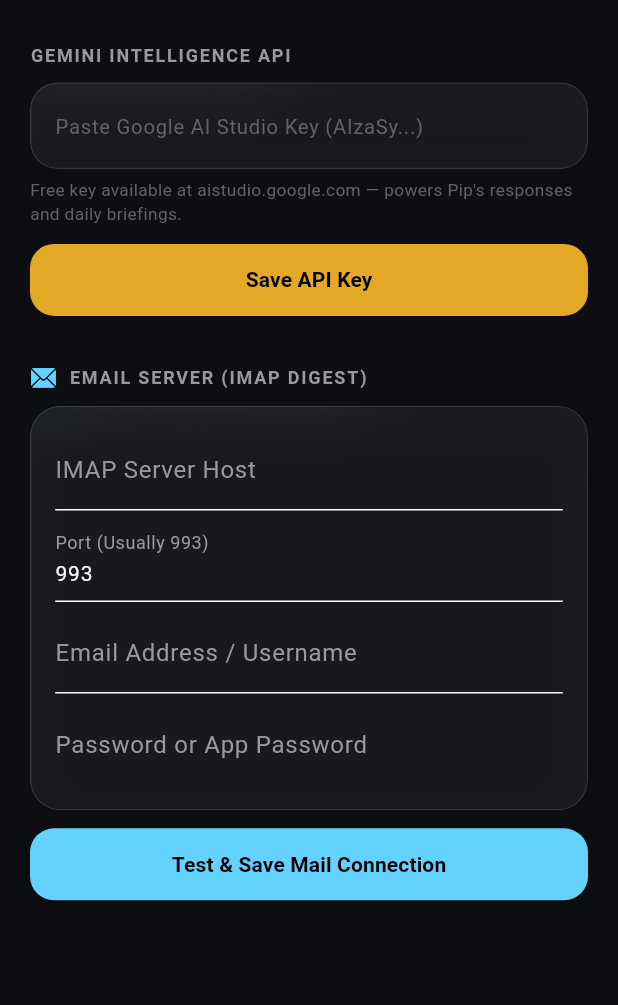
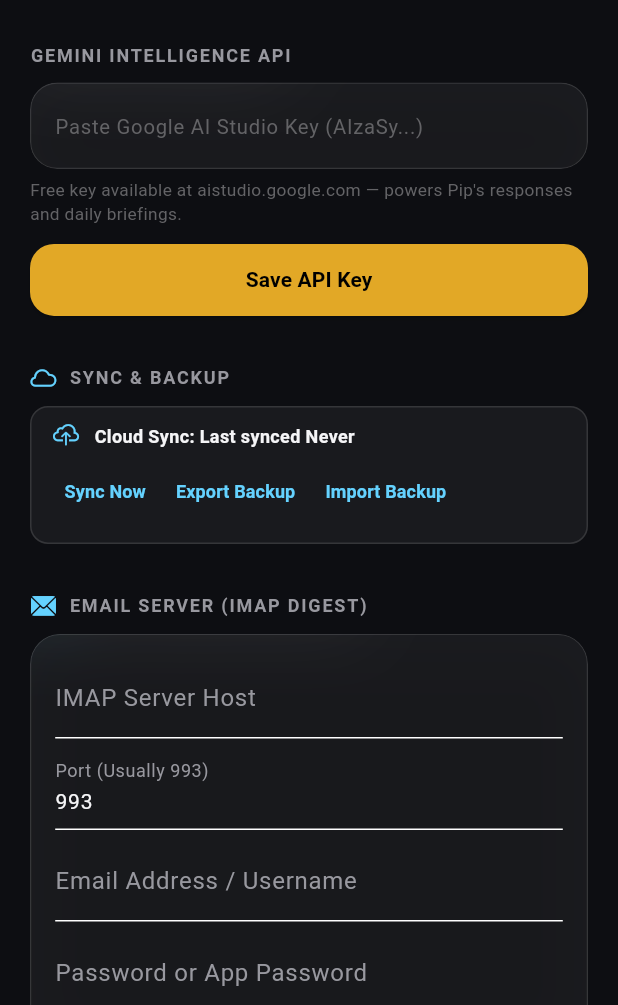
Before and after one commit to practicebackendemail-rgb/pip, a Flutter app: the SettingsPersonaScreen screen opened directly, on a phone screen of 412 x 824 dp, the part 231-1236 px from its top. Run offline on Flutter 3.47's test engine with Material 3 defaults, Android fonts, the phone set to English and light mode, and no system bars; our stand-ins replace audioplayers, equatable, file_picker, flutter_animate, flutter_bloc, flutter_local_notifications and 11 more; missing offline and left inert: cryptography, device_calendar_plus, enough_mail, flutter_overlay_window, home_widget, hotkey_manager and 4 more; accounts and stored records are empty; Roboto replaces fonts that are missing (SF Pro Display); project files that could hold a hidden picture were left out.

Commit message:
fix(phase6+7): backup export/import UI, remove unused recovery code, startup toggle
- PipSyncPanel (Settings and What Pip Knows): Sync now, Export Backup (share
  sheet with the encrypted file, not its text), Import Backup (file picker,
  merged immediately).
- Coordinator gains exportBackup/importBackup; export without a passphrase
  fails with a clear error.
- Remove generateRecoveryCode: it was generated nowhere and recovered nothing.
- Settings gains a Windows "Launch Pip when Windows starts" switch.

Co-Authored-By: Claude Opus 5.5 <noreply@anthropic.com>

```diff
--- a/lib/core/services/sync/manual_encrypted_file_provider.dart
+++ b/lib/core/services/sync/manual_encrypted_file_provider.dart
@@ -71,9 +71,10 @@ class ManualEncryptedFileProvider implements ISyncProvider {
     final dir = await _getSyncDir();
     final file = File(p.join(dir.path, fileName));
     if (await file.exists()) {
+      // Share the encrypted file itself so it can be saved and re-imported.
       await SharePlus.instance.share(
         ShareParams(
-          text: file.readAsStringSync(),
+          files: [XFile(file.path, mimeType: 'application/octet-stream')],
           subject: 'Pip Encrypted Backup ($fileName)',
         ),
       );
--- a/lib/screens/settings_persona_screen.dart
+++ b/lib/screens/settings_persona_screen.dart
@@ -5,6 +5,7 @@ import '../core/services/email_service.dart';
 import '../core/services/gemini_service.dart';
 import '../core/theme/apple_theme.dart';
 import '../widgets/glass_container.dart';
+import '../widgets/sync/pip_device_settings_section.dart';
 
 class SettingsPersonaScreen extends StatefulWidget {
   const SettingsPersonaScreen({super.key});
@@ -156,6 +157,8 @@ class _SettingsPersonaScreenState extends State<SettingsPersonaScreen> {
 
           const SizedBox(height: 32),
 
+          const PipDeviceSettingsSection(),
+
           // 3. Email Integration for Daily Briefings
           const Row(
             children: [
--- /dev/null
+++ b/lib/widgets/sync/pip_device_settings_section.dart
@@ -0,0 +1,73 @@
+import 'dart:io';
+import 'package:flutter/cupertino.dart';
+import 'package:flutter/foundation.dart';
+import 'package:flutter/material.dart';
+import '../../core/services/pip_desktop_window_manager.dart';
+import '../../core/theme/apple_theme.dart';
+import 'pip_sync_panel.dart';
+
+/// Settings section: sync and backups, plus launch-at-startup on Windows.
+class PipDeviceSettingsSection extends StatefulWidget {
+  const PipDeviceSettingsSection({super.key});
+
+  @override
+  State<PipDeviceSettingsSection> createState() => _PipDeviceSettingsSectionState();
+}
+
+class _PipDeviceSettingsSectionState extends State<PipDeviceSettingsSection> {
+  bool? _launchAtStartup;
+
+  bool get _isWindows => !kIsWeb && Platform.isWindows;
+
+  @override
+  void initState() {
+    super.initState();
+    if (_isWindows) {
+      PipDesktopWindowManager.isLaunchAtStartupEnabled().then((v) {
+        if (mounted) setState(() => _launchAtStartup = v);
+      });
+    }
+  }
+
+  Future<void> _toggleStartup(bool value) async {
+    setState(() => _launchAtStartup = value);
+    await PipDesktopWindowManager.setLaunchAtStartup(value);
+  }
+
+  @override
+  Widget build(BuildContext context) {
+    return Column(
+      crossAxisAlignment: CrossAxisAlignment.start,
+      children: [
+        const Row(
+          children: [
+            Icon(CupertinoIcons.cloud, color: AppleTheme.accentTeal, size: 18),
+            SizedBox(width: 8),
+            Text(
+              'SYNC & BACKUP',
+              style: TextStyle(
+                fontSize: 12,
+                fontWeight: FontWeight.w600,
+                color: AppleTheme.textSecondary,
+                letterSpacing: 1.2,
+              ),
+            ),
+          ],
+        ),
+        const SizedBox(height: 10),
+        const PipSyncPanel(),
+        if (_isWindows && _launchAtStartup != null) ...[
+          const SizedBox(height: 12),
+          SwitchListTile.adaptive(
+            contentPadding: EdgeInsets.zero,
+            title: const Text('Launch Pip when Windows starts',
+                style: TextStyle(fontSize: 14, color: AppleTheme.textPrimary)),
+            value: _launchAtStartup!,
+            onChanged: _toggleStartup,
+          ),
+        ],
+        const SizedBox(height: 32),
+      ],
+    );
+  }
+}
--- /dev/null
+++ b/lib/widgets/sync/pip_sync_panel.dart
@@ -0,0 +1,85 @@
+import 'package:flutter/cupertino.dart';
+import 'package:flutter/material.dart';
+import '../../core/di/injection.dart';
+import '../../core/services/sync/pip_cloud_sync_coordinator.dart';
+import '../../core/theme/apple_theme.dart';
+
+/// Sync status with Sync now, plus Export / Import backup when the active
+/// provider works with backup files. Used by Settings and What Pip Knows.
+class PipSyncPanel extends StatelessWidget {
+  /// Called after a sync or import changes local data.
+  final VoidCallback? onDataChanged;
+
+  const PipSyncPanel({super.key, this.onDataChanged});
+
+  @override
+  Widget build(BuildContext context) {
+    final sync = getIt<PipCloudSyncCoordinator>();
+    return ListenableBuilder(
+      listenable: sync,
+      builder: (context, _) {
+        final last = sync.lastSyncTime;
+        final timeStr = last != null
+            ? '${last.month}/${last.day} at ${last.hour.toString().padLeft(2, '0')}:${last.minute.toString().padLeft(2, '0')}'
+            : 'Never';
+        final busy = sync.isSyncing;
+
+        return Container(
+          padding: const EdgeInsets.symmetric(horizontal: 14, vertical: 10),
+          decoration: BoxDecoration(
+            color: Colors.white.withValues(alpha: 0.05),
+            borderRadius: BorderRadius.circular(12),
+            border: Border.all(color: Colors.white12),
+          ),
+          child: Column(
+            crossAxisAlignment: CrossAxisAlignment.start,
+            children: [
+              Row(
+                children: [
+                  const Icon(CupertinoIcons.cloud_upload, color: AppleTheme.accentTeal, size: 18),
+                  const SizedBox(width: 10),
+                  Expanded(
+                    child: Text(
+                      "Cloud Sync: Last synced $timeStr",
+                      style: const TextStyle(fontSize: 12, fontWeight: FontWeight.w600, color: AppleTheme.textPrimary),
+                    ),
+                  ),
+                  if (busy) const CupertinoActivityIndicator(radius: 8),
+                ],
+              ),
+              if (sync.lastError != null)
+                Padding(
+                  padding: const EdgeInsets.only(top: 4),
+                  child: Text("Error: ${sync.lastError}", style: const TextStyle(fontSize: 10, color: AppleTheme.accentRed)),
+                ),
+              const SizedBox(height: 4),
+              Wrap(
+                spacing: 4,
+                children: [
+                  _action("Sync Now", busy ? null : () => _run(sync.syncNow(force: true))),
+                  if (sync.supportsBackupFiles) ...[
+                    _action("Export Backup", busy ? null : () => _run(sync.exportBackup(), refresh: false)),
+                    _action("Import Backup", busy ? null : () => _run(sync.importBackup())),
+                  ],
+                ],
+              ),
+            ],
+          ),
+        );
+      },
+    );
+  }
+
+  Future<void> _run(Future<bool> action, {bool refresh = true}) async {
+    final ok = await action;
+    if (ok && refresh) onDataChanged?.call();
+  }
+
+  Widget _action(String label, VoidCallback? onPressed) {
+    return TextButton(
+      onPressed: onPressed,
+      style: TextButton.styleFrom(padding: const EdgeInsets.symmetric(horizontal: 8), minimumSize: const Size(0, 32)),
+      child: Text(label, style: const TextStyle(fontSize: 12, color: AppleTheme.accentTeal, fontWeight: FontWeight.bold)),
+    );
+  }
+}
```
Also changed, not shown: lib/core/services/sync/pip_cloud_crypto_service.dart (+0 -12 lines), lib/core/services/sync/pip_cloud_sync_coordinator.dart (+26 -0 lines), lib/screens/what_pip_knows_screen.dart (+2 -51 lines), 2 other files.
